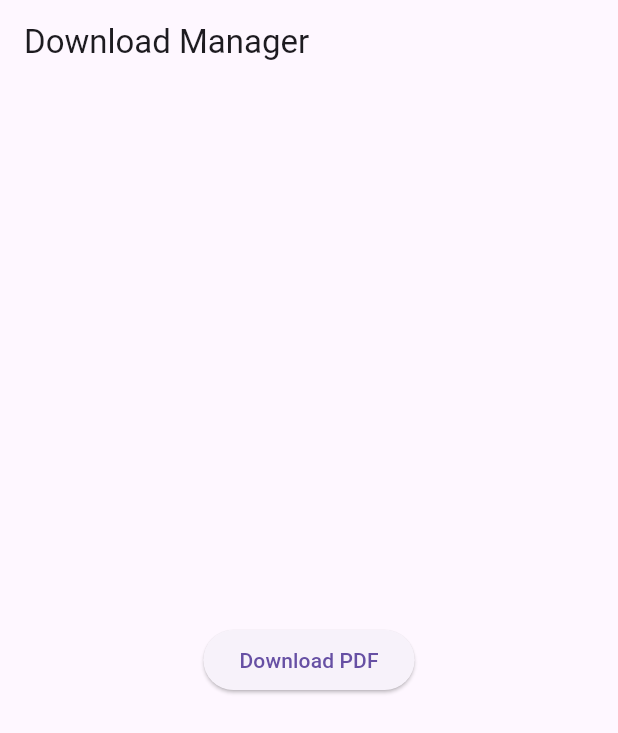
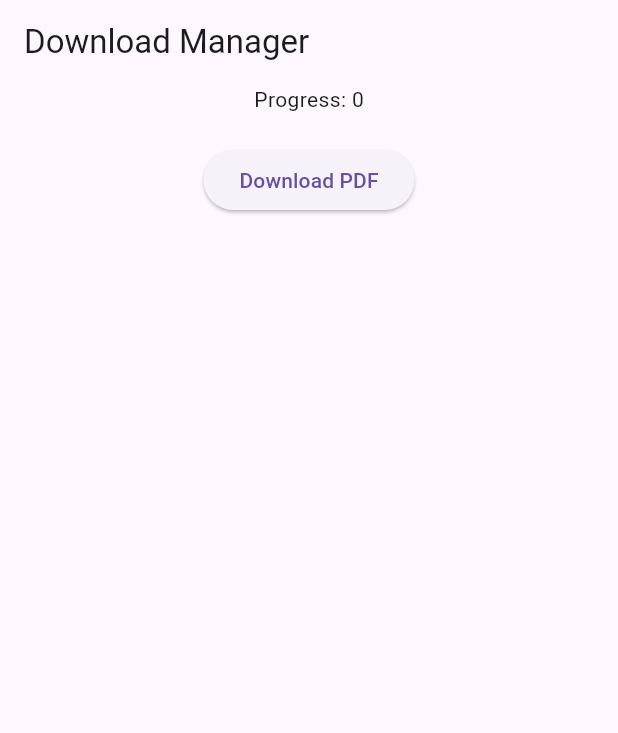
Before and after one commit to tarikbinaziz/file_download, a Flutter app: the screen it shows after launch, after a tap on "Download PDF", on a phone screen of 412 x 824 dp. Shown: the top 733 px of the screen. Run offline on Flutter 3.47's test engine with Material 3 defaults, Android fonts, the phone set to English and light mode, and no system bars; our stand-ins replace dio, open_file; missing offline and left inert: fl_downloader.

Commit message:
fl downloader

```diff
--- a/lib/main.dart
+++ b/lib/main.dart
@@ -1,8 +1,10 @@
+import 'dart:async';
 import 'dart:io';
 
 import 'package:dio/dio.dart';
+import 'package:fl_downloader/fl_downloader.dart';
 import 'package:flutter/material.dart';
-import 'package:flutter_media_downloader/flutter_media_downloader.dart';
+// import 'package:flutter_media_downloader/flutter_media_downloader.dart';
 import 'package:open_file/open_file.dart';
 import 'package:path_provider/path_provider.dart';
 
@@ -19,7 +21,7 @@ class MyApp extends StatefulWidget {
 }
 
 class _MyAppState extends State<MyApp> {
-  final _flutterMediaDownloaderPlugin = MediaDownload();
+  // final _flutterMediaDownloaderPlugin = MediaDownload();
 
   @override
   void initState() {
@@ -41,33 +43,58 @@ class DownloadScreen extends StatefulWidget {
 
 class _DownloadScreenState extends State<DownloadScreen> {
   bool isDownloading = false;
+  late StreamSubscription progressStream;
+  int progress = 0;
 
-  void startDownload() async {
-    setState(() => isDownloading = true);
+  @override
+  void initState() {
+    super.initState();
+    FlDownloader.initialize();
+    progressStream = FlDownloader.progressStream.listen((event) {
+      if (event.status == DownloadStatus.successful) {
+        setState(() {
+          progress = event.progress;
+        });
+        FlDownloader.openFile(filePath: event.filePath);
+      } else if (event.status == DownloadStatus.running) {
+        setState(() {
+          progress = event.progress;
+        });
+      } else if (event.status == DownloadStatus.failed) {
+        print('Failed');
+      }
+    });
+  }
 
-    File? file = await FileDownloader.downloadFile(
-      "https://morth.nic.in/sites/default/files/dd12-13_0.pdf",
-      "downloaded_document.pdf",
-    );
-
-    if (file != null) {
-      await FileDownloader.openFile(file);
-    } else {
-      debugPrint("Download failed");
-    }
-
-    setState(() => isDownloading = false);
+  @override
+  void dispose() {
+    super.dispose();
+    progressStream.cancel();
   }
 
   @override
   Widget build(BuildContext context) {
     return Scaffold(
       appBar: AppBar(title: Text("Download Manager")),
-      body: Center(
-        child: ElevatedButton(
-          onPressed: isDownloading ? null : startDownload,
-          child: Text(isDownloading ? "Downloading..." : "Download PDF"),
-        ),
+      body: Column(
+        children: [
+          Text("Progress: $progress"),
+          SizedBox(height: 20),
+          Center(
+            child: ElevatedButton(
+              onPressed: () async {
+                var permission = await FlDownloader.requestPermission();
+                print(permission);
+                if (permission == StoragePermissionStatus.granted) {
+                  FlDownloader.download(
+                    "https://morth.nic.in/sites/default/files/dd12-13_0.pdf",
+                  );
+                }
+              },
+              child: Text(isDownloading ? "Downloading..." : "Download PDF"),
+            ),
+          ),
+        ],
       ),
     );
   }
--- a/pubspec.yaml
+++ b/pubspec.yaml
@@ -34,10 +34,11 @@ dependencies:
   # The following adds the Cupertino Icons font to your application.
   # Use with the CupertinoIcons class for iOS style icons.
   cupertino_icons: ^1.0.8
-  flutter_media_downloader: ^2.0.0
+  # flutter_media_downloader: ^2.0.0
   dio: ^5.8.0+1
   open_file: ^3.5.10
   path_provider: ^2.1.5
+  fl_downloader: ^2.0.2
 
 dev_dependencies:
   flutter_test:
```
Also changed, not shown: lib/main2.dart (added, +168 -0 lines), lib/main3.dart (+81 -81 lines), pubspec.lock, 4 other files.
